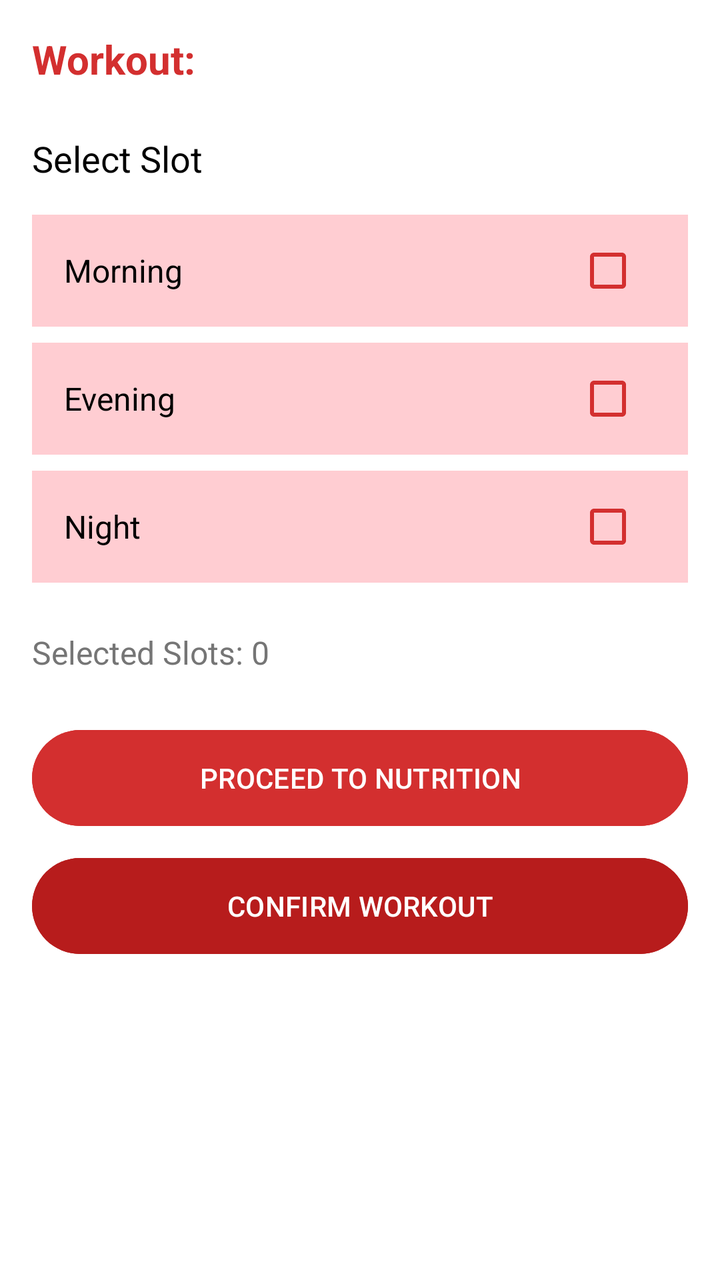
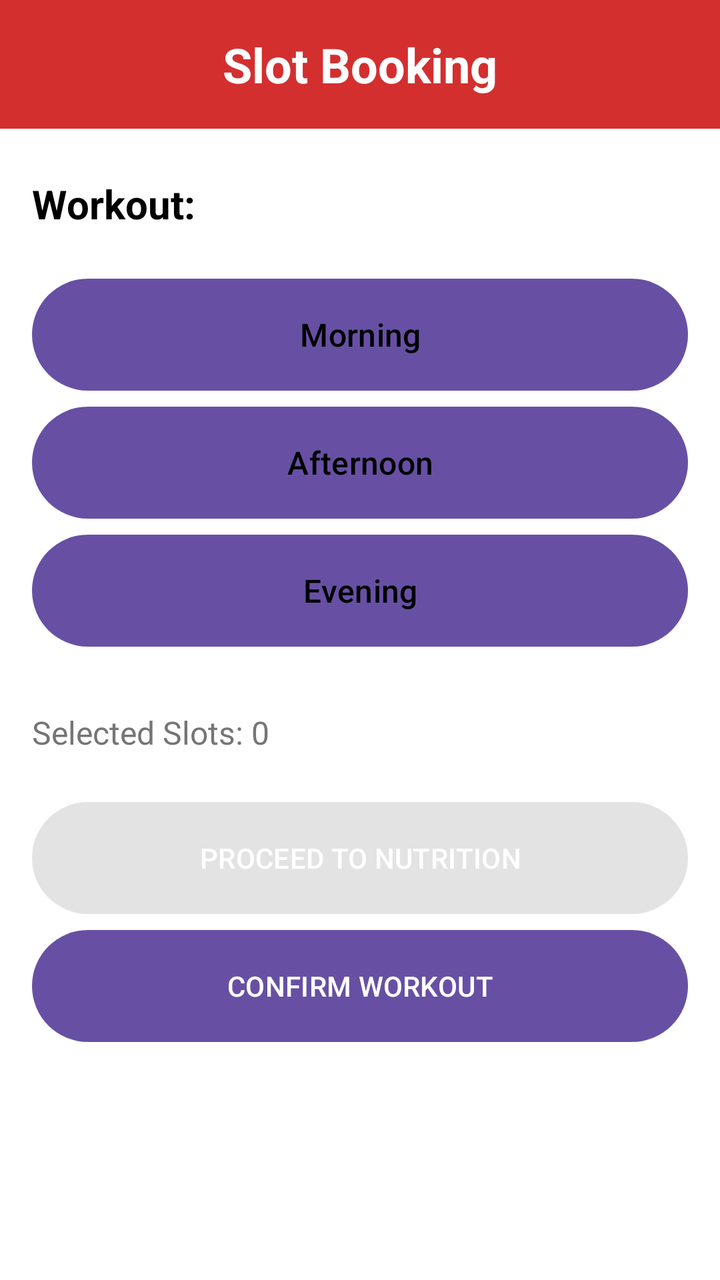

Two renders of the same Android screen: before a commit and after it. Below are the layout's source before the change and the commit's diff.
<!-- AndroidManifest.xml: application theme Theme._21l_5812_A1 -->
<!-- res/layout/activity_slot_booking.xml -->
<?xml version="1.0" encoding="utf-8"?>
<LinearLayout xmlns:android="http://schemas.android.com/apk/res/android"
    xmlns:app="http://schemas.android.com/apk/res-auto"
    xmlns:tools="http://schemas.android.com/tools"
    android:id="@+id/main"
    android:layout_width="match_parent"
    android:layout_height="match_parent"
    tools:context=".Slot_Booking_Activity"
    android:orientation="vertical"
    android:padding="16dp"
    android:background="@color/white">

    <TextView
        android:id="@+id/txtWorkoutName"
        android:layout_width="wrap_content"
        android:layout_height="wrap_content"
        android:text="Workout: "
        android:textSize="20sp"
        android:textColor="@color/primary_red"
        android:textStyle="bold"
        android:layout_marginBottom="24dp"
        tools:ignore="HardcodedText" />

    <TextView
        android:layout_width="wrap_content"
        android:layout_height="wrap_content"
        android:text="Select Slot"
        android:textSize="18sp"
        android:textColor="@color/black"
        android:layout_marginBottom="16dp"
        tools:ignore="HardcodedText" />

    <LinearLayout
        android:id="@+id/layoutEvening"
        android:layout_width="match_parent"
        android:layout_height="56dp"
        android:orientation="horizontal"
        android:gravity="center_vertical"
        android:padding="16dp"
        android:background="@color/light_red"
        android:layout_marginBottom="8dp">

        <TextView
            android:layout_width="0dp"
            android:layout_height="wrap_content"
            android:layout_weight="1"
            android:text="Morning"
            android:textSize="16sp"
            android:textColor="@color/black"
            tools:ignore="HardcodedText" />

        <CheckBox
            android:id="@+id/chkEvening"
            android:layout_width="wrap_content"
            android:layout_height="wrap_content"
            android:buttonTint="@color/primary_red"/>

    </LinearLayout>
    <LinearLayout
        android:id="@+id/layoutNight"
        android:layout_width="match_parent"
        android:layout_height="56dp"
        android:orientation="horizontal"
        android:gravity="center_vertical"
        android:padding="16dp"
        android:background="@color/light_red"
        android:layout_marginBottom="8dp">

        <TextView
            android:layout_width="0dp"
            android:layout_height="wrap_content"
            android:layout_weight="1"
            android:text="Evening"
            android:textSize="16sp"
            android:textColor="@color/black"
            tools:ignore="HardcodedText" />

        <CheckBox
            android:id="@+id/chkNight"
            android:layout_width="wrap_content"
            android:layout_height="wrap_content"
            android:buttonTint="@color/primary_red"/>

    </LinearLayout>
    <LinearLayout
        android:id="@+id/layoutMorning"
        android:layout_width="match_parent"
        android:layout_height="56dp"
        android:orientation="horizontal"
        android:gravity="center_vertical"
        android:padding="16dp"
        android:background="@color/light_red"
        android:layout_marginBottom="8dp">

        <TextView
            android:layout_width="0dp"
            android:layout_height="wrap_content"
            android:layout_weight="1"
            android:text="Night"
            android:textSize="16sp"
            android:textColor="@color/black"
            tools:ignore="HardcodedText" />

        <CheckBox
            android:id="@+id/chkMorning"
            android:layout_width="wrap_content"
            android:layout_height="wrap_content"
            android:buttonTint="@color/primary_red"/>

    </LinearLayout>


    <TextView
        android:id="@+id/txtSelectedSlots"
        android:layout_width="wrap_content"
        android:layout_height="wrap_content"
        android:text="Selected Slots: 0"
        android:textSize="16sp"
        android:textColor="@color/gray"
        android:layout_marginTop="16dp"
        android:layout_marginBottom="24dp"
        tools:ignore="HardcodedText" />

    <Button
        android:id="@+id/btnProceedNutrition"
        android:layout_width="match_parent"
        android:layout_height="56dp"
        android:text="PROCEED TO NUTRITION"
        android:backgroundTint="@color/primary_red"
        android:textColor="@color/white"
        android:enabled="false"
        android:layout_marginBottom="8dp"
        tools:ignore="HardcodedText" />

    <Button
        android:id="@+id/btnConfirmWorkout"
        android:layout_width="match_parent"
        android:layout_height="56dp"
        android:text="CONFIRM WORKOUT"
        android:backgroundTint="@color/dark_red"
        android:textColor="@color/white"
        tools:ignore="HardcodedText" />

</LinearLayout>
<!-- resources referenced by this layout -->
<resources>
  <color name="black">#000000</color>
  <color name="dark_red">#B71C1C</color>
  <color name="gray">#757575</color>
  <color name="light_red">#FFCDD2</color>
  <color name="primary_red">#D32F2F</color>
  <color name="white">#FFFFFF</color>
  <style name="Theme._21l_5812_A1" parent="Base.Theme._21l_5812_A1" />
  <style name="Base.Theme._21l_5812_A1" parent="Theme.Material3.DayNight.NoActionBar">
          
          
      </style>
</resources>

<!-- the commit's change to res/layout/activity_slot_booking.xml (unified diff, before → after) -->
@@ -7,8 +7,20 @@
     android:layout_height="match_parent"
     tools:context=".Slot_Booking_Activity"
     android:orientation="vertical"
-    android:padding="16dp"
     android:background="@color/white">
+
+    <TextView
+        android:layout_width="match_parent"
+        android:layout_height="wrap_content"
+        android:text="Slot Booking"
+        android:background="@color/primary_red"
+        android:textColor="@android:color/white"
+        android:textSize="24sp"
+        android:textStyle="bold"
+        android:padding="16dp"
+        android:gravity="center"
+        android:layout_marginBottom="24dp"
+        tools:ignore="HardcodedText" />
 
     <TextView
         android:id="@+id/txtWorkoutName"
@@ -16,98 +28,51 @@
         android:layout_height="wrap_content"
         android:text="Workout: "
         android:textSize="20sp"
-        android:textColor="@color/primary_red"
+        android:textColor="@color/black"
         android:textStyle="bold"
+        android:layout_marginStart="16dp"
         android:layout_marginBottom="24dp"
         tools:ignore="HardcodedText" />
 
-    <TextView
-        android:layout_width="wrap_content"
-        android:layout_height="wrap_content"
-        android:text="Select Slot"
-        android:textSize="18sp"
+
+    <Button
+        android:id="@+id/btnMorning"
+        android:layout_width="match_parent"
+        android:layout_height="56dp"
+        android:layout_marginStart="16dp"
+        android:layout_marginEnd="16dp"
+        android:layout_marginBottom="8dp"
+        android:background="@drawable/button_rounded_white"
+        android:text="Morning"
         android:textColor="@color/black"
-        android:layout_marginBottom="16dp"
+        android:textSize="16sp"
         tools:ignore="HardcodedText" />
 
-    <LinearLayout
-        android:id="@+id/layoutEvening"
+    <Button
+        android:id="@+id/btnAfternoon"
         android:layout_width="match_parent"
         android:layout_height="56dp"
-        android:orientation="horizontal"
-        android:gravity="center_vertical"
-        android:padding="16dp"
-        android:background="@color/light_red"
-        android:layout_marginBottom="8dp">
+        android:layout_marginStart="16dp"
+        android:layout_marginEnd="16dp"
+        android:layout_marginBottom="8dp"
+        android:background="@drawable/button_rounded_white"
+        android:text="Afternoon"
+        android:textColor="@color/black"
+        android:textSize="16sp"
+        tools:ignore="HardcodedText" />
 
-        <TextView
-            android:layout_width="0dp"
-            android:layout_height="wrap_content"
-            android:layout_weight="1"
-            android:text="Morning"
-            android:textSize="16sp"
-            android:textColor="@color/black"
-            tools:ignore="HardcodedText" />
-
-        <CheckBox
-            android:id="@+id/chkEvening"
-            android:layout_width="wrap_content"
-            android:layout_height="wrap_content"
-            android:buttonTint="@color/primary_red"/>
-
-    </LinearLayout>
-    <LinearLayout
-        android:id="@+id/layoutNight"
+    <Button
+        android:id="@+id/btnEvening"
         android:layout_width="match_parent"
         android:layout_height="56dp"
-        android:orientation="horizontal"
-        android:gravity="center_vertical"
-        android:padding="16dp"
-        android:background="@color/light_red"
-        android:layout_marginBottom="8dp">
-
-        <TextView
-            android:layout_width="0dp"
-            android:layout_height="wrap_content"
-            android:layout_weight="1"
-            android:text="Evening"
-            android:textSize="16sp"
-            android:textColor="@color/black"
-            tools:ignore="HardcodedText" />
-
-        <CheckBox
-            android:id="@+id/chkNight"
-            android:layout_width="wrap_content"
-            android:layout_height="wrap_content"
-            android:buttonTint="@color/primary_red"/>
-
-    </LinearLayout>
-    <LinearLayout
-        android:id="@+id/layoutMorning"
-        android:layout_width="match_parent"
-        android:layout_height="56dp"
-        android:orientation="horizontal"
-        android:gravity="center_vertical"
-        android:padding="16dp"
-        android:background="@color/light_red"
-        android:layout_marginBottom="8dp">
-
-        <TextView
-            android:layout_width="0dp"
-            android:layout_height="wrap_content"
-            android:layout_weight="1"
-            android:text="Night"
-            android:textSize="16sp"
-            android:textColor="@color/black"
-            tools:ignore="HardcodedText" />
-
-        <CheckBox
-            android:id="@+id/chkMorning"
-            android:layout_width="wrap_content"
-            android:layout_height="wrap_content"
-            android:buttonTint="@color/primary_red"/>
-
-    </LinearLayout>
+        android:layout_marginStart="16dp"
+        android:layout_marginEnd="16dp"
+        android:layout_marginBottom="16dp"
+        android:background="@drawable/button_rounded_white"
+        android:text="Evening"
+        android:textColor="@color/black"
+        android:textSize="16sp"
+        tools:ignore="HardcodedText" />
 
 
     <TextView
@@ -117,6 +82,7 @@
         android:text="Selected Slots: 0"
         android:textSize="16sp"
         android:textColor="@color/gray"
+        android:layout_marginStart="16dp"
         android:layout_marginTop="16dp"
         android:layout_marginBottom="24dp"
         tools:ignore="HardcodedText" />
@@ -125,8 +91,10 @@
         android:id="@+id/btnProceedNutrition"
         android:layout_width="match_parent"
         android:layout_height="56dp"
+        android:layout_marginStart="16dp"
+        android:layout_marginEnd="16dp"
         android:text="PROCEED TO NUTRITION"
-        android:backgroundTint="@color/primary_red"
+        android:background="@drawable/button_rounded_red"
         android:textColor="@color/white"
         android:enabled="false"
         android:layout_marginBottom="8dp"
@@ -136,8 +104,10 @@
         android:id="@+id/btnConfirmWorkout"
         android:layout_width="match_parent"
         android:layout_height="56dp"
+        android:layout_marginStart="16dp"
+        android:layout_marginEnd="16dp"
         android:text="CONFIRM WORKOUT"
-        android:backgroundTint="@color/dark_red"
+        android:background="@drawable/button_rounded_red"
         android:textColor="@color/white"
         tools:ignore="HardcodedText" />
 
<!-- resource entries referenced after the edit -->
@@ -1,11 +1,23 @@
 <!-- resources referenced by this layout -->
 <resources>
   <color name="black">#000000</color>
-  <color name="dark_red">#B71C1C</color>
   <color name="gray">#757575</color>
-  <color name="light_red">#FFCDD2</color>
   <color name="primary_red">#D32F2F</color>
   <color name="white">#FFFFFF</color>
+  <!-- drawable button_rounded_red (drawable) -->
+  <?xml version="1.0" encoding="utf-8"?>
+  <shape xmlns:android="http://schemas.android.com/apk/res/android"
+      android:shape="rectangle">
+      <solid android:color="@color/primary_red" />
+      <corners android:radius="40dp" />
+  </shape>
+  <!-- drawable button_rounded_white (drawable) -->
+  <?xml version="1.0" encoding="utf-8"?>
+  <shape xmlns:android="http://schemas.android.com/apk/res/android"
+      android:shape="rectangle">
+      <solid android:color="@android:color/white" />
+      <corners android:radius="40dp" />
+  </shape>
   <style name="Theme._21l_5812_A1" parent="Base.Theme._21l_5812_A1" />
   <style name="Base.Theme._21l_5812_A1" parent="Theme.Material3.DayNight.NoActionBar">
           
